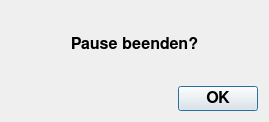
The window that src/gui/dialogs/game/breakdialog.ui (hrafnass/ANTv2) describes before a commit, drawn with Qt 5.
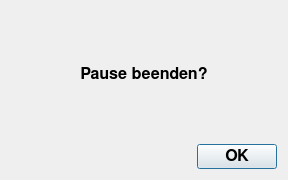
The same window after the commit.

Commit message: added verticalSpacers in BreakDialog

```diff
--- a/src/gui/dialogs/game/breakdialog.ui
+++ b/src/gui/dialogs/game/breakdialog.ui
@@ -6,8 +6,8 @@
    <rect>
     <x>0</x>
     <y>0</y>
-    <width>269</width>
-    <height>122</height>
+    <width>288</width>
+    <height>180</height>
    </rect>
   </property>
   <property name="font">
@@ -22,6 +22,22 @@
    <string>Pause</string>
   </property>
   <layout class="QVBoxLayout" name="verticalLayout">
+   <item>
+    <spacer name="verticalSpacer">
+     <property name="orientation">
+      <enum>Qt::Vertical</enum>
+     </property>
+     <property name="sizeType">
+      <enum>QSizePolicy::MinimumExpanding</enum>
+     </property>
+     <property name="sizeHint" stdset="0">
+      <size>
+       <width>20</width>
+       <height>40</height>
+      </size>
+     </property>
+    </spacer>
+   </item>
    <item>
     <widget class="QLabel" name="label">
      <property name="text">
@@ -29,6 +45,22 @@
      </property>
     </widget>
    </item>
+   <item>
+    <spacer name="verticalSpacer_2">
+     <property name="orientation">
+      <enum>Qt::Vertical</enum>
+     </property>
+     <property name="sizeType">
+      <enum>QSizePolicy::MinimumExpanding</enum>
+     </property>
+     <property name="sizeHint" stdset="0">
+      <size>
+       <width>20</width>
+       <height>40</height>
+      </size>
+     </property>
+    </spacer>
+   </item>
    <item>
     <widget class="QDialogButtonBox" name="buttonBox">
      <property name="orientation">
```
